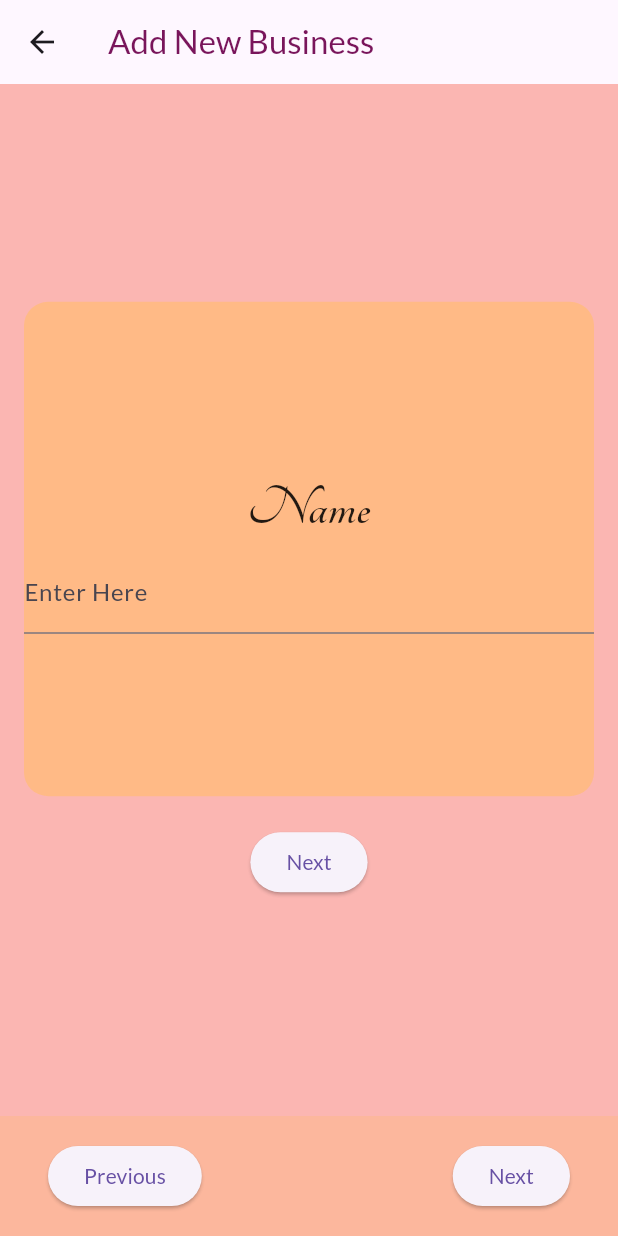
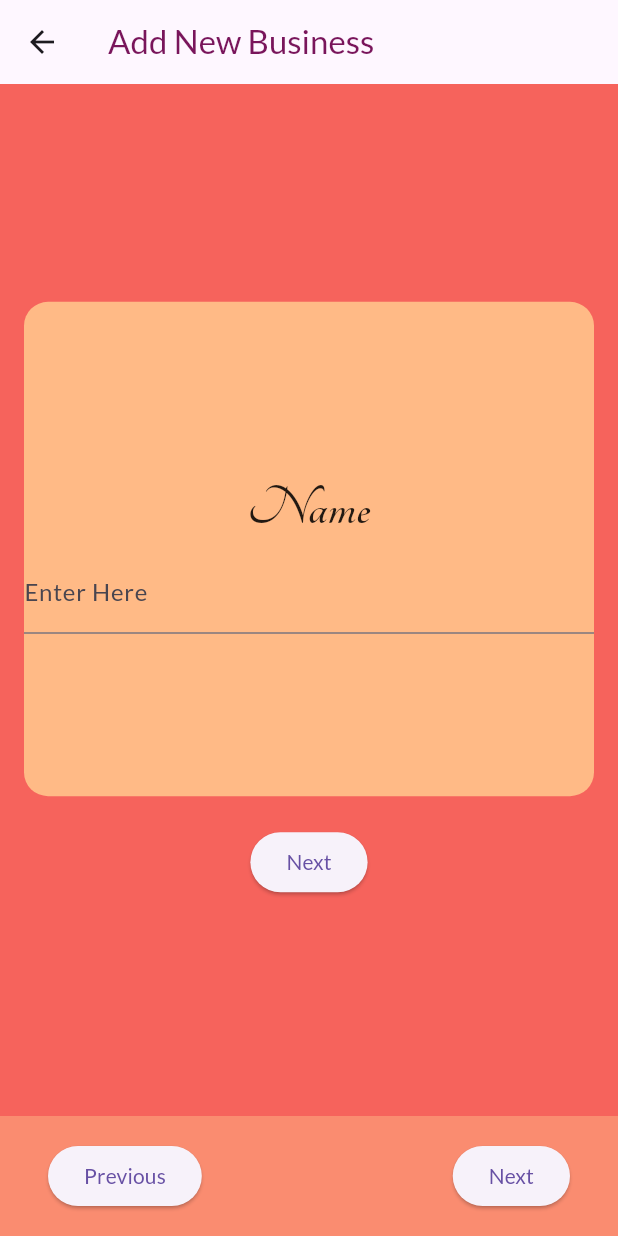
Before and after one commit to SimhaMarouani/everyBarApp, a Flutter app: the AddBusinessScreen screen opened directly, on a phone screen of 412 x 824 dp. Run offline on Flutter 3.47's test engine with Material 2 defaults, Android fonts, the phone set to English and light mode, and no system bars; our stand-ins replace firebase_auth, firebase_core, flutter_riverpod, google_fonts, google_sign_in, image_picker and 1 more; accounts and stored records are empty; network calls fail; project files that could hold a hidden picture were left out; key blocks and very long unbroken strings in the code were emptied for the run.

Commit message:
fixed bugs

```diff
--- a/lib/screens/add_business_screen.dart
+++ b/lib/screens/add_business_screen.dart
@@ -2,6 +2,8 @@ import 'package:flutter/material.dart';
 import 'package:iBar/models/business_model.dart';
 import 'package:http/http.dart' as http;
 import 'dart:convert';
+import 'package:image_picker/image_picker.dart';
+import 'package:permission_handler/permission_handler.dart';
 
 class AddBusinessScreen extends StatefulWidget {
   @override
@@ -15,11 +17,13 @@ class _AddBusinessScreenState extends State<AddBusinessScreen> {
   List<GlobalKey<FormState>> formKeys = [
     GlobalKey<FormState>(),
     GlobalKey<FormState>(),
+    GlobalKey<FormState>(),
   ];
 
-  List<String> inputs = ['Name', 'Where is it located?'];
+  List<String> inputs = ['Name', 'Where is it located?', 'Pick Image'];
+  String? imagePath; // Added to store the image path
 
-  List<String> formData = List.filled(2, '');
+  List<String> formData = List.filled(3, '');
 
   Future<void> addBusiness(Business business) async {
     const serverUrl =
@@ -43,6 +47,21 @@ class _AddBusinessScreenState extends State<AddBusinessScreen> {
         duration: Duration(milliseconds: 300),
         curve: Curves.bounceInOut,
       );
+    }
+  }
+
+  Future<void> _getImage() async {
+    try {
+      final picker = ImagePicker();
+      final pickedFile = await picker.pickImage(source: ImageSource.gallery);
+
+      if (pickedFile != null) {
+        setState(() {
+          imagePath = pickedFile.path;
+        });
+      }
+    } catch (e) {
+      print("Error picking image: $e");
     }
   }
 
@@ -74,7 +93,7 @@ class _AddBusinessScreenState extends State<AddBusinessScreen> {
         }
       },
       child: Scaffold(
-        backgroundColor: Theme.of(context).highlightColor.withAlpha(120),
+        backgroundColor: Theme.of(context).highlightColor,
         appBar: AppBar(
           title: Text(
             'Add New Business',
@@ -112,7 +131,8 @@ class _AddBusinessScreenState extends State<AddBusinessScreen> {
                             style: const TextStyle(
                                 fontSize: 40, fontFamily: 'Tangerine'),
                           ),
-                          TextFormField(
+                          index != 2
+                              ? TextFormField(
                                   focusNode: focusNode,
                                   onTapOutside: (event) => focusNode.unfocus(),
                                   onTap: () => focusNode.requestFocus(),
@@ -130,6 +150,10 @@ class _AddBusinessScreenState extends State<AddBusinessScreen> {
                                     }
                                     return null;
                                   },
+                                )
+                              : ElevatedButton(
+                                  onPressed: _getImage,
+                                  child: Text('Select Image'),
                                 ),
                         ],
                       ),
--- a/lib/screens/tabs.dart
+++ b/lib/screens/tabs.dart
@@ -77,7 +77,7 @@ class _TabsState extends ConsumerState<Tabs> with TickerProviderStateMixin {
     _animationController.forward();
 
     _pages = [
-      AddBusinessScreen(),
+      HomePage(onSelectScreen: _setScreen),
       const DrinkScreen(
         availableBusinesses: businessList,
       ),
--- a/pubspec.yaml
+++ b/pubspec.yaml
@@ -35,6 +35,8 @@ dependencies:
   provider: ^5.0.0
   google_sign_in: ^6.1.5
   firebase_auth: ^4.9.0
+  image_picker: ^1.0.4
+  permission_handler: ^11.0.0
 
 
 
```
Also changed, not shown: lib/screens/profile_screen.dart (+15 -7 lines), pubspec.lock, 7 other files. Lines whose indentation alone changed are shown as unchanged.
